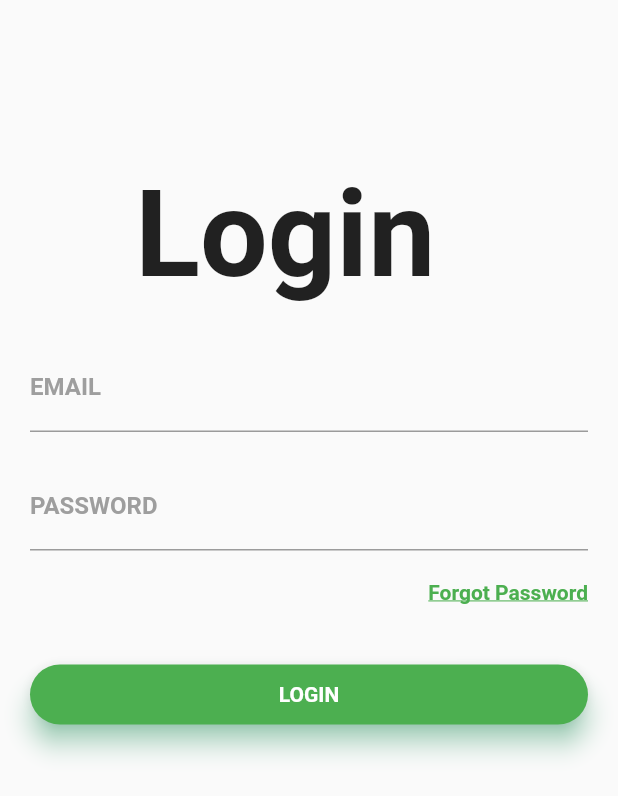
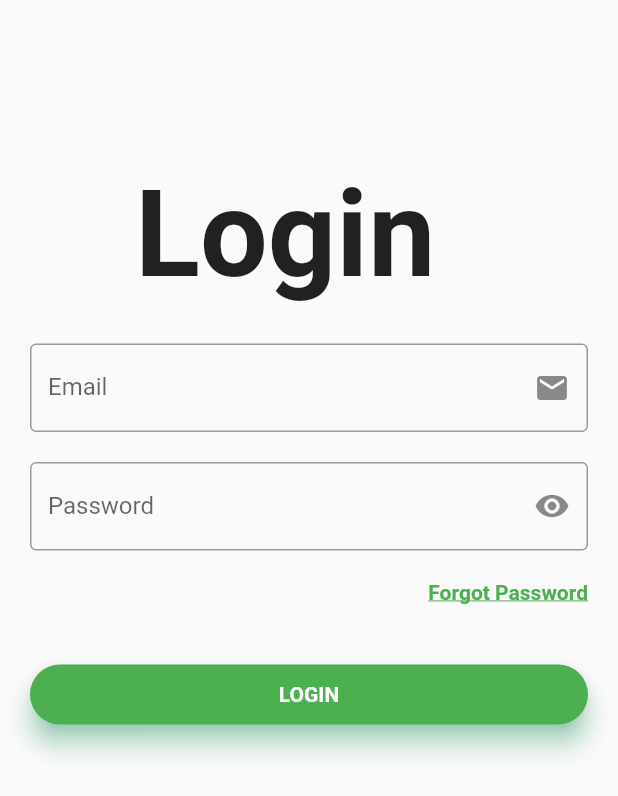
Before and after one commit to klientship/Gurukal_APP, a Flutter app: the screen it shows after launch, on a phone screen of 412 x 824 dp. Shown: the top 796 px of the screen. Run offline on Flutter 3.47's test engine with Material 2 defaults, Android fonts, the phone set to English and light mode, and no system bars; our stand-ins replace dio; network calls fail; Roboto replaces fonts that are missing (Montserrat); project files that could hold a hidden picture were left out.

```diff
--- a/lib/main.dart
+++ b/lib/main.dart
@@ -4,7 +4,6 @@ import 'pages/Track_shipment.dart';
 import 'pages/Invoices.dart';
 import 'pages/Quotes.dart';
 import 'pages/UserInfo.dart';
-
 
 void main() {
   runApp(MyApp());
--- a/lib/pages/login.dart
+++ b/lib/pages/login.dart
@@ -9,6 +9,8 @@ class LoginPage extends StatefulWidget {
 }
 
 class _LoginPageState extends State<LoginPage> {
+  bool _secureText = true;
+
   @override
   Widget build(BuildContext context) {
     getLogin();
@@ -47,27 +49,49 @@ class _LoginPageState extends State<LoginPage> {
                 padding: EdgeInsets.only(top: 25.0, left: 20.0, right: 20.0),
                 child: Column(
                   children: <Widget>[
-                    TextField(
+                    TextFormField(
                       decoration: InputDecoration(
-                          labelText: 'EMAIL',
-                          labelStyle: TextStyle(
-                              fontFamily: 'Montserrat',
-                              fontWeight: FontWeight.bold,
-                              color: Colors.grey),
-                          focusedBorder: UnderlineInputBorder(
-                              borderSide: BorderSide(color: Colors.green))),
+                          labelText: 'Email',
+                          border: OutlineInputBorder(),
+                          suffixIcon: Icon(Icons.email)),
+                      keyboardType: TextInputType.emailAddress,
+                      validator: (String value) {
+                        if (value.isEmpty) {
+                          return 'Email is Required';
+                        }
+                        if (!RegExp(
+                                r"^([a-zA-Z0-9_\-\.]+)@([a-zA-Z0-9_\-\.]+)\.([a-zA-Z]{2,5})$")
+                            .hasMatch(value)) {
+                          return 'Please Enter valid email address';
+                        }
+                        return null;
+                      },
+
+                      // obscureText: true,
                     ),
                     SizedBox(height: 20.0),
-                    TextField(
+                    TextFormField(
                       decoration: InputDecoration(
-                          labelText: 'PASSWORD',
-                          labelStyle: TextStyle(
-                              fontFamily: 'Montserrat',
-                              fontWeight: FontWeight.bold,
-                              color: Colors.grey),
-                          focusedBorder: UnderlineInputBorder(
-                              borderSide: BorderSide(color: Colors.green))),
-                      obscureText: true,
+                          labelText: 'Password',
+                          border: OutlineInputBorder(),
+                          suffixIcon: IconButton(
+                            icon: Icon(_secureText
+                                ? Icons.remove_red_eye
+                                : Icons.security),
+                            onPressed: () {
+                              setState(() {
+                                _secureText = !_secureText;
+                              });
+                            },
+                          )),
+                      keyboardType: TextInputType.visiblePassword,
+                      validator: (String value) {
+                        if (value.isEmpty) {
+                          return 'Password is Required';
+                        }
+                        return null;
+                      },
+                      obscureText: _secureText,
                     ),
                     SizedBox(height: 5.0),
                     Container(
```
